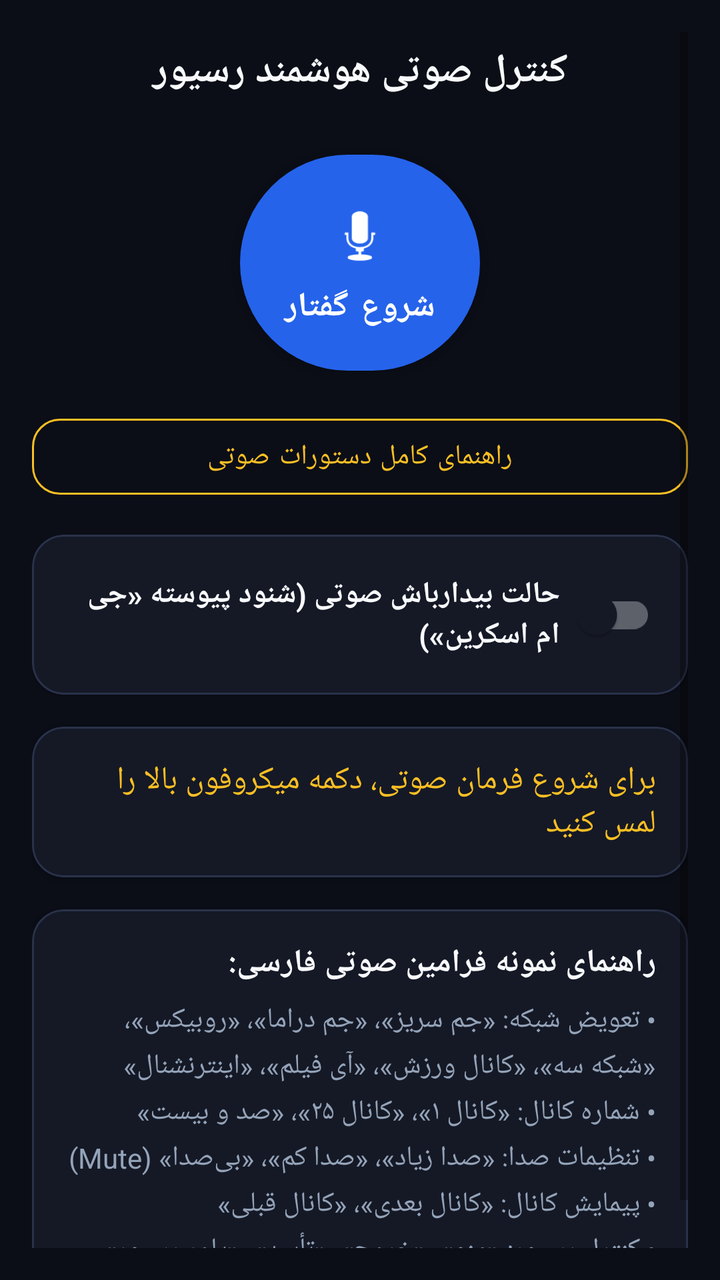
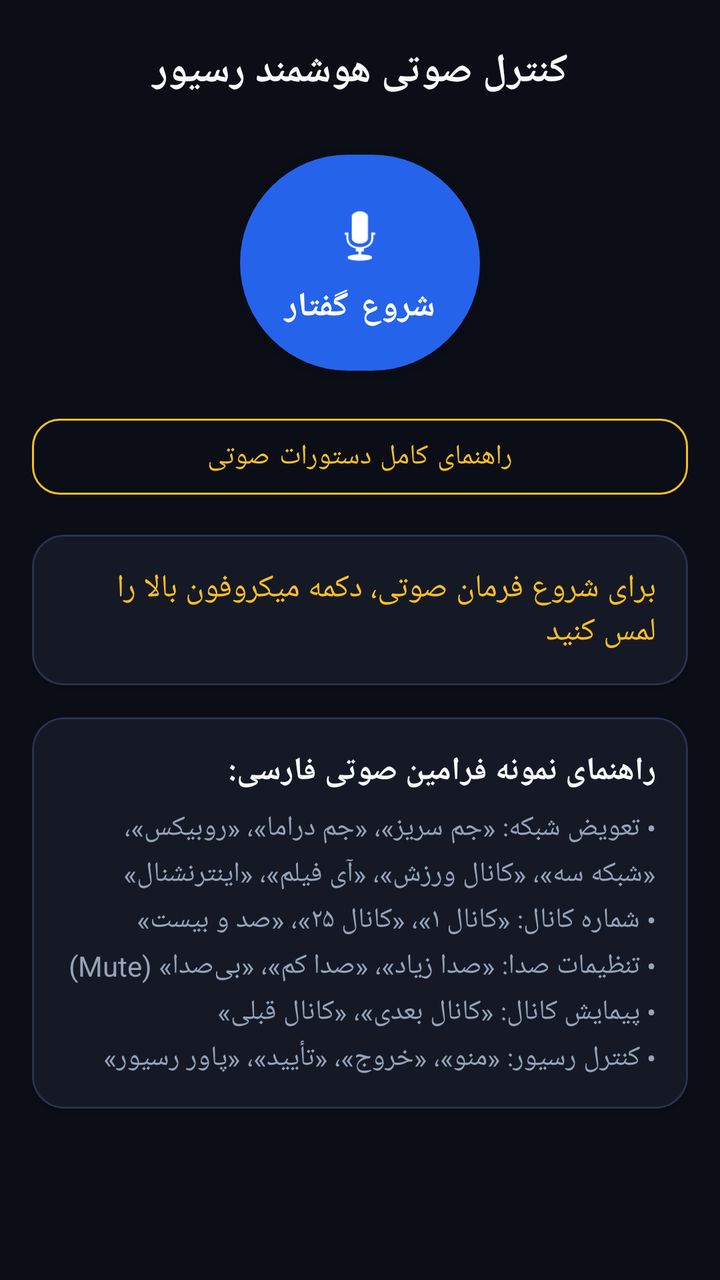

The first picture is an Android layout as it rendered before a commit; the second is the same layout after the commit. The layout source and the unified diff follow.
<!-- AndroidManifest.xml: application theme Theme.GMScreenAccessible -->
<!-- res/layout/fragment_voice.xml -->
<?xml version="1.0" encoding="utf-8"?>

<ScrollView xmlns:android="http://schemas.android.com/apk/res/android"
    xmlns:app="http://schemas.android.com/apk/res-auto"
    android:layout_width="match_parent"
    android:layout_height="match_parent"
    android:background="@color/dark_bg"
    android:padding="16dp"
    android:fillViewport="true">

    <LinearLayout
        android:layout_width="match_parent"
        android:layout_height="wrap_content"
        android:orientation="vertical"
        android:gravity="center_horizontal">

        <TextView
            android:layout_width="match_parent"
            android:layout_height="wrap_content"
            android:text="کنترل صوتی هوشمند رسیور"
            android:textColor="@color/text_primary"
            android:textSize="20sp"
            android:textStyle="bold"
            android:gravity="center"
            android:layout_marginTop="6dp"
            android:layout_marginBottom="14dp" />

        
        <com.google.android.material.button.MaterialButton
            android:id="@+id/btnMic"
            android:layout_width="120dp"
            android:layout_height="120dp"
            android:layout_marginTop="8dp"
            android:layout_marginBottom="12dp"
            android:text="شروع گفتار"
            android:contentDescription="@string/voice_btn_tap_to_speak"
            android:textColor="@color/white"
            android:textSize="17sp"
            android:textStyle="bold"
            app:icon="@android:drawable/ic_btn_speak_now"
            app:iconGravity="textTop"
            app:iconSize="36dp"
            app:backgroundTint="@color/primary"
            app:cornerRadius="60dp" />

        
        <com.google.android.material.button.MaterialButton
            android:id="@+id/btnVoiceHelp"
            style="@style/Widget.MaterialComponents.Button.OutlinedButton"
            android:layout_width="match_parent"
            android:layout_height="50dp"
            android:layout_marginBottom="14dp"
            android:text="@string/voice_btn_help"
            android:contentDescription="راهنمای کامل دستورات صوتی در مرورگر داخلی"
            android:textColor="@color/accent_yellow"
            app:strokeColor="@color/accent_yellow"
            app:strokeWidth="1dp"
            app:cornerRadius="14dp" />

        
        <com.google.android.material.card.MaterialCardView
            android:layout_width="match_parent"
            android:layout_height="wrap_content"
            android:layout_marginBottom="16dp"
            app:cardBackgroundColor="@color/card_bg"
            app:cardCornerRadius="16dp"
            app:strokeColor="@color/card_border"
            app:strokeWidth="1dp">

            <LinearLayout
                android:layout_width="match_parent"
                android:layout_height="wrap_content"
                android:orientation="horizontal"
                android:gravity="center_vertical"
                android:padding="16dp">

                <TextView
                    android:layout_width="0dp"
                    android:layout_height="wrap_content"
                    android:layout_weight="1"
                    android:text="@string/voice_wake_word_switch"
                    android:textColor="@color/text_primary"
                    android:textSize="15sp"
                    android:textStyle="bold" />

                <com.google.android.material.switchmaterial.SwitchMaterial
                    android:id="@+id/switchWakeWord"
                    android:layout_width="wrap_content"
                    android:layout_height="wrap_content"
                    android:contentDescription="کلید فعال‌سازی حالت بیدارباش شنود پیوسته کلمه جی ام اسکرین" />
            </LinearLayout>
        </com.google.android.material.card.MaterialCardView>

        
        <com.google.android.material.card.MaterialCardView
            android:layout_width="match_parent"
            android:layout_height="wrap_content"
            android:layout_marginBottom="16dp"
            app:cardBackgroundColor="@color/card_bg"
            app:cardCornerRadius="16dp"
            app:strokeColor="@color/card_border"
            app:strokeWidth="1dp">

            <LinearLayout
                android:layout_width="match_parent"
                android:layout_height="wrap_content"
                android:orientation="vertical"
                android:padding="16dp">

                <TextView
                    android:id="@+id/txtVoiceStatus"
                    android:layout_width="match_parent"
                    android:layout_height="wrap_content"
                    android:text="برای شروع فرمان صوتی، دکمه میکروفون بالا را لمس کنید"
                    android:textColor="@color/accent_yellow"
                    android:textSize="16sp"
                    android:focusable="true" />

                <TextView
                    android:id="@+id/txtRecognizedQuery"
                    android:layout_width="match_parent"
                    android:layout_height="wrap_content"
                    android:layout_marginTop="8dp"
                    android:text=""
                    android:textColor="@color/text_primary"
                    android:textSize="17sp"
                    android:textStyle="bold"
                    android:visibility="gone"
                    android:focusable="true" />

                <TextView
                    android:id="@+id/txtExecutionResult"
                    android:layout_width="match_parent"
                    android:layout_height="wrap_content"
                    android:layout_marginTop="8dp"
                    android:text=""
                    android:textColor="@color/accent_green"
                    android:textSize="16sp"
                    android:visibility="gone"
                    android:focusable="true" />
            </LinearLayout>
        </com.google.android.material.card.MaterialCardView>

        
        <com.google.android.material.card.MaterialCardView
            android:layout_width="match_parent"
            android:layout_height="wrap_content"
            android:layout_marginBottom="16dp"
            app:cardBackgroundColor="@color/card_bg"
            app:cardCornerRadius="16dp"
            app:strokeColor="@color/card_border"
            app:strokeWidth="1dp">

            <LinearLayout
                android:layout_width="match_parent"
                android:layout_height="wrap_content"
                android:orientation="vertical"
                android:padding="16dp">

                <TextView
                    android:layout_width="match_parent"
                    android:layout_height="wrap_content"
                    android:text="@string/voice_help_title"
                    android:textColor="@color/text_primary"
                    android:textSize="16sp"
                    android:textStyle="bold" />

                <TextView
                    android:layout_width="match_parent"
                    android:layout_height="wrap_content"
                    android:layout_marginTop="8dp"
                    android:lineSpacingExtra="4dp"
                    android:text="• تعویض شبکه: «جم سریز»، «جم دراما»، «روبیکس»، «شبکه سه»، «کانال ورزش»، «آی فیلم»، «اینترنشنال»\n• شماره کانال: «کانال ۱»، «کانال ۲۵»، «صد و بیست»\n• تنظیمات صدا: «صدا زیاد»، «صدا کم»، «بی‌صدا» (Mute)\n• پیمایش کانال: «کانال بعدی»، «کانال قبلی»\n• کنترل رسیور: «منو»، «خروج»، «تأیید»، «پاور رسیور»"
                    android:textColor="@color/text_secondary"
                    android:textSize="14sp" />
            </LinearLayout>
        </com.google.android.material.card.MaterialCardView>

    </LinearLayout>
</ScrollView>
<!-- resources referenced by this layout -->
<resources>
  <color name="accent_green">#FF10B981</color>
  <color name="accent_yellow">#FFFBBF24</color>
  <color name="card_bg">#FF151926</color>
  <color name="card_border">#FF2A324B</color>
  <color name="dark_bg">#FF0B0E17</color>
  <color name="primary">#FF2563EB</color>
  <color name="text_primary">#FFF8FAFC</color>
  <color name="text_secondary">#FF94A3B8</color>
  <color name="white">#FFFFFFFF</color>
  <string name="voice_btn_help">راهنمای کامل دستورات صوتی</string>
  <string name="voice_btn_tap_to_speak">دکمه میکروفون: برای ضبط و اجرای فرمان صوتی ضربه بزنید</string>
  <string name="voice_help_title">راهنمای نمونه فرامین صوتی فارسی:</string>
  <string name="voice_wake_word_switch">حالت بیدارباش صوتی (شنود پیوسته «جی ام اسکرین»)</string>
  <style name="Theme.GMScreenAccessible" parent="Theme.MaterialComponents.DayNight.NoActionBar">
          <item name="colorPrimary">@color/primary</item>
          <item name="colorPrimaryVariant">@color/primary_variant</item>
          <item name="colorOnPrimary">@color/white</item>
          <item name="colorSecondary">@color/secondary</item>
          <item name="colorSurface">@color/card_bg</item>
          <item name="colorOnSurface">@color/text_primary</item>
          <item name="android:statusBarColor">@color/dark_bg</item>
          <item name="android:navigationBarColor">@color/dark_bg</item>
          <item name="android:windowBackground">@color/dark_bg</item>
          <item name="materialAlertDialogTheme">@style/CustomMaterialAlertDialogTheme</item>
      </style>
  <color name="primary_variant">#FF1D4ED8</color>
  <color name="secondary">#FFF59E0B</color>
  <style name="CustomMaterialAlertDialogTheme" parent="ThemeOverlay.MaterialComponents.MaterialAlertDialog">
          <item name="colorSurface">@color/card_bg_elevated</item>
          <item name="colorOnSurface">@color/text_primary</item>
          <item name="colorPrimary">@color/primary_light</item>
          <item name="shapeAppearanceOverlay">@style/DialogShapeAppearance</item>
      </style>
  <color name="card_bg_elevated">#FF1E2436</color>
  <color name="primary_light">#FF3B82F6</color>
  <style name="DialogShapeAppearance" parent="">
          <item name="cornerSize">16dp</item>
      </style>
</resources>

<!-- the commit's change to res/layout/fragment_voice.xml (unified diff, before → after) -->
@@ -56,40 +56,6 @@
             app:strokeColor="@color/accent_yellow"
             app:strokeWidth="1dp"
             app:cornerRadius="14dp" />
-
-        
-        <com.google.android.material.card.MaterialCardView
-            android:layout_width="match_parent"
-            android:layout_height="wrap_content"
-            android:layout_marginBottom="16dp"
-            app:cardBackgroundColor="@color/card_bg"
-            app:cardCornerRadius="16dp"
-            app:strokeColor="@color/card_border"
-            app:strokeWidth="1dp">
-
-            <LinearLayout
-                android:layout_width="match_parent"
-                android:layout_height="wrap_content"
-                android:orientation="horizontal"
-                android:gravity="center_vertical"
-                android:padding="16dp">
-
-                <TextView
-                    android:layout_width="0dp"
-                    android:layout_height="wrap_content"
-                    android:layout_weight="1"
-                    android:text="@string/voice_wake_word_switch"
-                    android:textColor="@color/text_primary"
-                    android:textSize="15sp"
-                    android:textStyle="bold" />
-
-                <com.google.android.material.switchmaterial.SwitchMaterial
-                    android:id="@+id/switchWakeWord"
-                    android:layout_width="wrap_content"
-                    android:layout_height="wrap_content"
-                    android:contentDescription="کلید فعال‌سازی حالت بیدارباش شنود پیوسته کلمه جی ام اسکرین" />
-            </LinearLayout>
-        </com.google.android.material.card.MaterialCardView>
 
         
         <com.google.android.material.card.MaterialCardView
<!-- resource entries referenced after the edit -->
@@ -12,7 +12,6 @@
   <string name="voice_btn_help">راهنمای کامل دستورات صوتی</string>
   <string name="voice_btn_tap_to_speak">دکمه میکروفون: برای ضبط و اجرای فرمان صوتی ضربه بزنید</string>
   <string name="voice_help_title">راهنمای نمونه فرامین صوتی فارسی:</string>
-  <string name="voice_wake_word_switch">حالت بیدارباش صوتی (شنود پیوسته «جی ام اسکرین»)</string>
   <style name="Theme.GMScreenAccessible" parent="Theme.MaterialComponents.DayNight.NoActionBar">
           <item name="colorPrimary">@color/primary</item>
           <item name="colorPrimaryVariant">@color/primary_variant</item>
